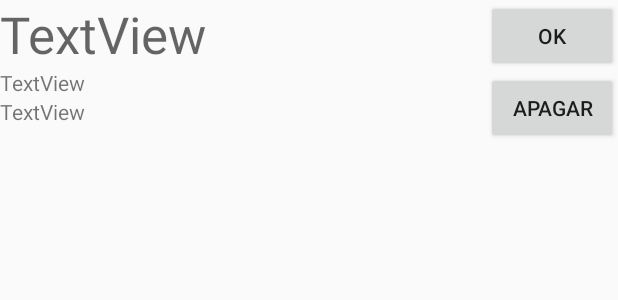
After one commit to Calanguinhos/KLSHAPE, an Android app: the layout layout_fichas.xml on its own in the app's theme, with its tools: preview values and no code run, on a phone screen of 412 x 824 dp. The commit adds this screen. Shown: the top 300 px of the screen. Run offline under Robolectric (Android 15) with nearby library versions, the phone set to English and light mode, and no system bars.

Commit message:
Simulação Completa
Final da Simulação.
Vou orientar por whatsapp como fazer a simulação

```diff
--- a/app/src/main/java/com/calangos/mainApp/MainActivity.java
+++ b/app/src/main/java/com/calangos/mainApp/MainActivity.java
@@ -5,9 +5,6 @@ import android.os.Bundle;
 import android.support.v7.app.AppCompatActivity;
 import android.view.View;
 import android.widget.ImageButton;
-
-import com.calangos.mainApp.dao.adapters.AtletaCRUD;
-import com.calangos.mainApp.models.Atleta;
 
 public class MainActivity extends AppCompatActivity {
 
--- a/app/src/main/java/com/calangos/mainApp/actCadastro.java
+++ b/app/src/main/java/com/calangos/mainApp/actCadastro.java
@@ -9,8 +9,8 @@ import android.widget.EditText;
 import android.widget.RadioButton;
 import android.widget.Toast;
 
-import com.calangos.mainApp.dao.adapters.AtletaCRUD;
-import com.calangos.mainApp.dao.adapters.InstrutorCRUD;
+import com.calangos.mainApp.dao.cruds.AtletaCRUD;
+import com.calangos.mainApp.dao.cruds.InstrutorCRUD;
 import com.calangos.mainApp.models.Atleta;
 import com.calangos.mainApp.models.Instrutor;
 
--- a/app/src/main/java/com/calangos/mainApp/actLogin.java
+++ b/app/src/main/java/com/calangos/mainApp/actLogin.java
@@ -9,8 +9,6 @@ import android.widget.EditText;
 import android.widget.ImageButton;
 import android.widget.Toast;
 
-import com.calangos.mainApp.dao.adapters.AtletaCRUD;
-import com.calangos.mainApp.dao.adapters.InstrutorCRUD;
 import com.calangos.mainApp.models.Atleta;
 import com.calangos.mainApp.models.Instrutor;
 
--- a/app/src/main/java/com/calangos/mainApp/dao/adapters/NotificacoesCRUD.java
+++ b/app/src/main/java/com/calangos/mainApp/dao/cruds/NotificacoesCRUD.java
@@ -1,11 +1,10 @@
-package com.calangos.mainApp.dao.adapters;
+package com.calangos.mainApp.dao.cruds;
 
 import android.content.ContentValues;
 import android.content.Context;
 import android.database.Cursor;
 
 import com.calangos.mainApp.dao.CRUD;
-import com.calangos.mainApp.models.Instrutor;
 import com.calangos.mainApp.utils.$ObjectCRUD;
 import com.calangos.mainApp.models.Notificacoes;
 
--- a/app/src/main/java/com/calangos/mainApp/dao/adapters/TreinamentoCRUD.java
+++ b/app/src/main/java/com/calangos/mainApp/dao/cruds/TreinamentoCRUD.java
@@ -1,11 +1,10 @@
-package com.calangos.mainApp.dao.adapters;
+package com.calangos.mainApp.dao.cruds;
 
 import android.content.ContentValues;
 import android.content.Context;
 import android.database.Cursor;
 
 import com.calangos.mainApp.dao.CRUD;
-import com.calangos.mainApp.models.Notificacoes;
 import com.calangos.mainApp.utils.$ObjectCRUD;
 import com.calangos.mainApp.models.Treinamento;
 
--- a/app/src/main/res/layout/activity_atleta_fichas.xml
+++ b/app/src/main/res/layout/activity_atleta_fichas.xml
@@ -23,6 +23,7 @@ tools:context=".actLogin">
         android:layout_alignParentLeft="true"
         android:layout_alignParentStart="true"
         android:layout_below="@+id/imageView5"
-        android:layout_marginTop="19dp" />
+        android:layout_marginTop="19dp"
+        android:background="@android:color/background_light" />
 
 </RelativeLayout>
--- a/app/src/main/res/layout/activity_instrutor_notificacao.xml
+++ b/app/src/main/res/layout/activity_instrutor_notificacao.xml
@@ -13,7 +13,7 @@ tools:context=".actInstNotificacao">
         android:layout_width="300dp"
         android:layout_height="50dp"
         android:layout_marginTop="16dp"
-        app:srcCompat="@mipmap/info_noti"
+        android:src="@mipmap/info_noti"
         android:layout_alignParentTop="true"
         android:layout_alignParentRight="true"
         android:layout_alignParentEnd="true"
@@ -28,5 +28,6 @@ tools:context=".actInstNotificacao">
         android:layout_alignParentStart="true"
         android:layout_below="@+id/imageView7"
         android:layout_marginTop="12dp"
+        android:background="@android:color/background_light"
         android:scrollbars="vertical" />
 </RelativeLayout>
--- /dev/null
+++ b/app/src/main/res/layout/layout_fichas.xml
@@ -0,0 +1,51 @@
+<?xml version="1.0" encoding="utf-8"?>
+<RelativeLayout xmlns:android="http://schemas.android.com/apk/res/android"
+    android:layout_width="match_parent"
+    android:layout_height="match_parent">
+
+    <Button
+        android:id="@+id/buttonOK"
+        android:layout_width="wrap_content"
+        android:layout_height="wrap_content"
+        android:layout_alignParentEnd="true"
+        android:layout_alignParentRight="true"
+        android:layout_alignParentTop="true"
+        android:text="Ok" />
+
+    <Button
+        android:id="@+id/buttonApagar"
+        android:layout_width="wrap_content"
+        android:layout_height="wrap_content"
+        android:layout_alignLeft="@+id/buttonOK"
+        android:layout_alignStart="@+id/buttonOK"
+        android:layout_below="@+id/buttonOK"
+        android:text="Apagar" />
+
+    <TextView
+        android:id="@+id/textViewClasse"
+        android:layout_width="wrap_content"
+        android:layout_height="wrap_content"
+        android:layout_alignParentLeft="true"
+        android:layout_alignParentStart="true"
+        android:layout_alignParentTop="true"
+        android:text="TextView"
+        android:textAppearance="@style/TextAppearance.AppCompat.Display1" />
+
+    <TextView
+        android:id="@+id/textViewTipo"
+        android:layout_width="wrap_content"
+        android:layout_height="wrap_content"
+        android:layout_alignParentLeft="true"
+        android:layout_alignParentStart="true"
+        android:layout_below="@+id/textViewClasse"
+        android:text="TextView" />
+
+    <TextView
+        android:id="@+id/textViewExercicio"
+        android:layout_width="wrap_content"
+        android:layout_height="wrap_content"
+        android:layout_alignParentLeft="true"
+        android:layout_alignParentStart="true"
+        android:layout_below="@+id/textViewTipo"
+        android:text="TextView" />
+</RelativeLayout>
```
Also changed, not shown: app/src/main/java/com/calangos/mainApp/actAtlFicha.java (+24 -0 lines), app/src/main/java/com/calangos/mainApp/actInstNotificacao.java (+23 -0 lines), app/src/main/java/com/calangos/mainApp/actMenuAtleta.java (+6 -2 lines), app/src/main/java/com/calangos/mainApp/dao/cruds/AtletaCRUD.java (renamed from app/src/main/java/com/calangos/mainApp/dao/adapters/InstrutorCRUD.java, +29 -31 lines), app/src/main/java/com/calangos/mainApp/dao/cruds/InstrutorCRUD.java (renamed from app/src/main/java/com/calangos/mainApp/dao/adapters/AtletaCRUD.java, +29 -27 lines).
